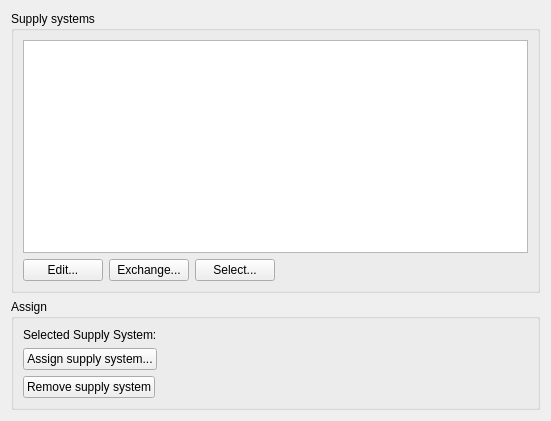
ghorwin/SIM-VICUS, file SIM-VICUS/src/SVPropSupplySystemsWidget.ui: the form before one commit.
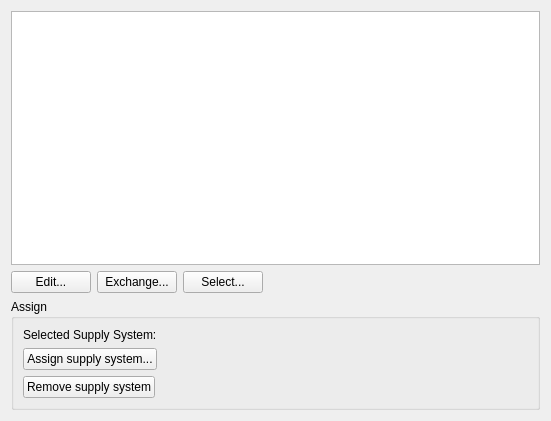
The form after the commit.

Patch:
```diff
--- a/SIM-VICUS/src/SVPropSupplySystemsWidget.ui
+++ b/SIM-VICUS/src/SVPropSupplySystemsWidget.ui
@@ -13,25 +13,9 @@
   <property name="windowTitle">
    <string>Form</string>
   </property>
-  <layout class="QVBoxLayout" name="verticalLayout">
-   <item>
-    <widget class="QGroupBox" name="groupBox_5">
-     <property name="title">
-      <string>Supply systems</string>
-     </property>
-     <layout class="QGridLayout" name="gridLayout_5">
-      <item row="1" column="2">
-       <widget class="QPushButton" name="pushButtonSelectSupplySystem">
-        <property name="text">
-         <string>Select...</string>
-        </property>
-        <property name="iconSize">
-         <size>
-          <width>24</width>
-          <height>24</height>
-         </size>
-        </property>
-       </widget>
+  <layout class="QGridLayout" name="mainGridLayout">
+   <item row="0" column="0" colspan="4">
+    <widget class="QTableWidget" name="tableWidgetSupplySystems"/>
       </item>
       <item row="1" column="0">
        <widget class="QPushButton" name="pushButtonEditSupplySystem">
@@ -46,8 +30,31 @@
         </property>
        </widget>
       </item>
-      <item row="0" column="0" colspan="4">
-       <widget class="QTableWidget" name="tableWidgetSupplySystems"/>
+   <item row="1" column="1">
+    <widget class="QPushButton" name="pushButtonExchangeSupplySystem">
+     <property name="text">
+      <string>Exchange...</string>
+     </property>
+     <property name="iconSize">
+      <size>
+       <width>24</width>
+       <height>24</height>
+      </size>
+     </property>
+    </widget>
+   </item>
+   <item row="1" column="2">
+    <widget class="QPushButton" name="pushButtonSelectSupplySystem">
+     <property name="text">
+      <string>Select...</string>
+     </property>
+     <property name="iconSize">
+      <size>
+       <width>24</width>
+       <height>24</height>
+      </size>
+     </property>
+    </widget>
       </item>
       <item row="1" column="3">
        <spacer name="horizontalSpacer_4">
@@ -56,29 +63,13 @@
         </property>
         <property name="sizeHint" stdset="0">
          <size>
-          <width>280</width>
+       <width>267</width>
           <height>20</height>
          </size>
         </property>
        </spacer>
       </item>
-      <item row="1" column="1">
-       <widget class="QPushButton" name="pushButtonExchangeSupplySystem">
-        <property name="text">
-         <string>Exchange...</string>
-        </property>
-        <property name="iconSize">
-         <size>
-          <width>24</width>
-          <height>24</height>
-         </size>
-        </property>
-       </widget>
-      </item>
-     </layout>
-    </widget>
-   </item>
-   <item>
+   <item row="2" column="0" colspan="4">
     <widget class="QGroupBox" name="groupBox">
      <property name="title">
       <string>Assign</string>
```
Lines whose indentation alone changed are shown as unchanged.
